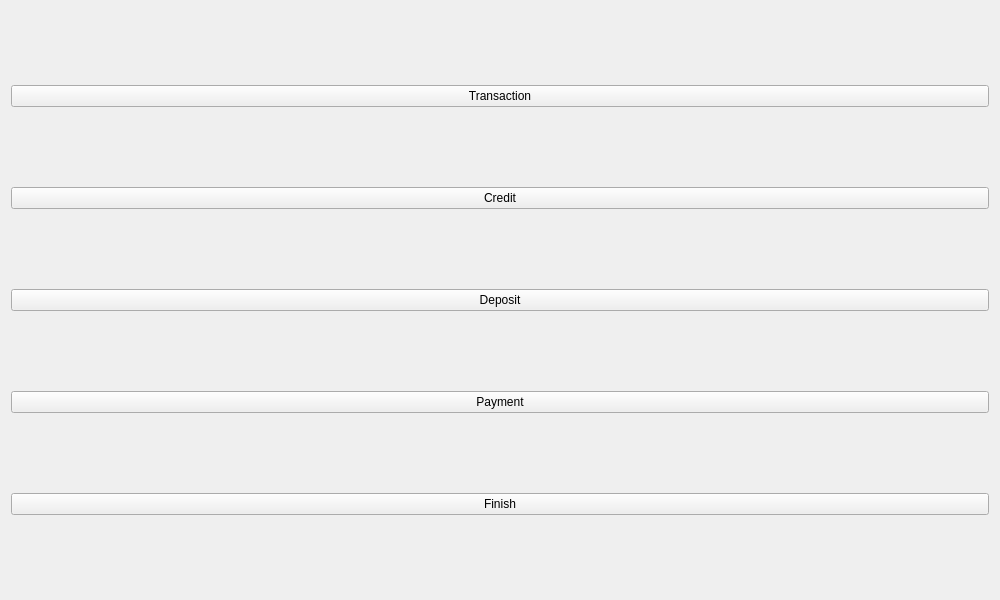
First picture: the form in views/mainMenu/mainmenuwindow.ui, repository IronTony-Stark/ATM, before the edit.
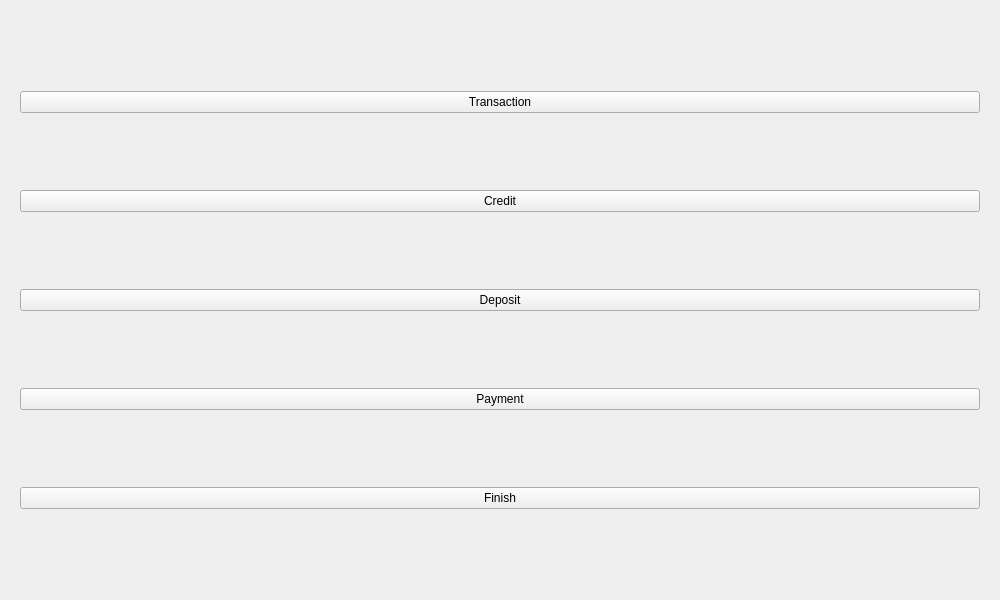
Second picture: the form after the edit.

Commit message: MainMenu Operations Setup

```diff
--- a/views/mainMenu/mainmenuwindow.ui
+++ b/views/mainMenu/mainmenuwindow.ui
@@ -15,6 +15,10 @@
   </property>
   <layout class="QVBoxLayout" name="verticalLayout">
    <item>
+    <widget class="QStackedWidget" name="stackedWidget">
+     <widget class="QWidget" name="pageMenu">
+      <layout class="QVBoxLayout" name="verticalLayout_2">
+       <item>
     <widget class="QPushButton" name="btnTransaction">
      <property name="text">
       <string>Transaction</string>
@@ -47,6 +51,10 @@
      <property name="text">
       <string>Finish</string>
      </property>
+        </widget>
+       </item>
+      </layout>
+     </widget>
     </widget>
    </item>
   </layout>
```
Lines whose indentation alone changed are shown as unchanged. The commit also changes 15 other files.
